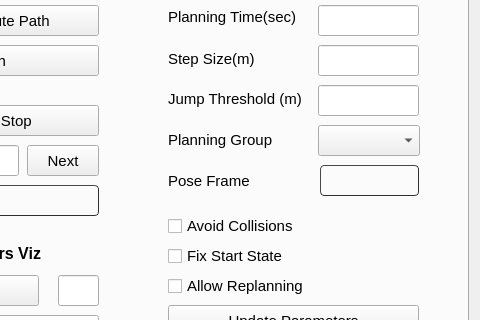
Before: the Qt Designer form moveit_cartesian_plan_plugin/src/widgets/path_planning_widget.ui in peanut-robotics/fermi, drawn with Qt 5; both pictures show x 205 to 685 and y 96 to 416 of the 685 by 843 pixel window.
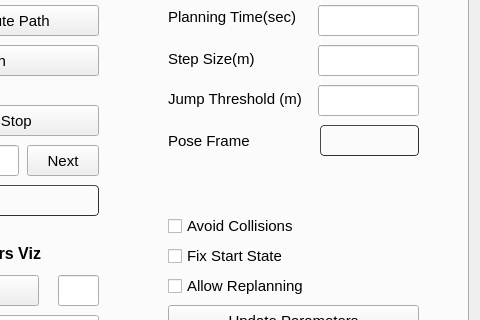
After: the same form once the commit is applied. The open tabs and pages were chosen to show the change.

Commit message: Remove planning group box

```diff
--- a/moveit_cartesian_plan_plugin/src/widgets/path_planning_widget.ui
+++ b/moveit_cartesian_plan_plugin/src/widgets/path_planning_widget.ui
@@ -764,7 +764,7 @@
        <property name="geometry">
         <rect>
          <x>360</x>
-         <y>225</y>
+         <y>185</y>
          <width>101</width>
          <height>21</height>
         </rect>
@@ -798,7 +798,7 @@
        <property name="geometry">
         <rect>
          <x>512</x>
-         <y>220</y>
+         <y>180</y>
          <width>99</width>
          <height>31</height>
         </rect>
@@ -866,35 +866,6 @@
         <string>Cartesian Path Parameters</string>
        </property>
       </widget>
-      <widget class="QComboBox" name="combo_planGroup">
-       <property name="geometry">
-        <rect>
-         <x>510</x>
-         <y>180</y>
-         <width>102</width>
-         <height>31</height>
-        </rect>
-       </property>
-      </widget>
-      <widget class="QLabel" name="label_9">
-       <property name="geometry">
-        <rect>
-         <x>360</x>
-         <y>184</y>
-         <width>111</width>
-         <height>21</height>
-        </rect>
-       </property>
-       <property name="font">
-        <font>
-         <weight>50</weight>
-         <bold>false</bold>
-        </font>
-       </property>
-       <property name="text">
-        <string>Planning Group </string>
-       </property>
-      </widget>
       <widget class="QLabel" name="label_23">
        <property name="geometry">
         <rect>
```
Left out of the diff: 2 changed lines with no effect on the pictures. The commit also changes 4 other files.
